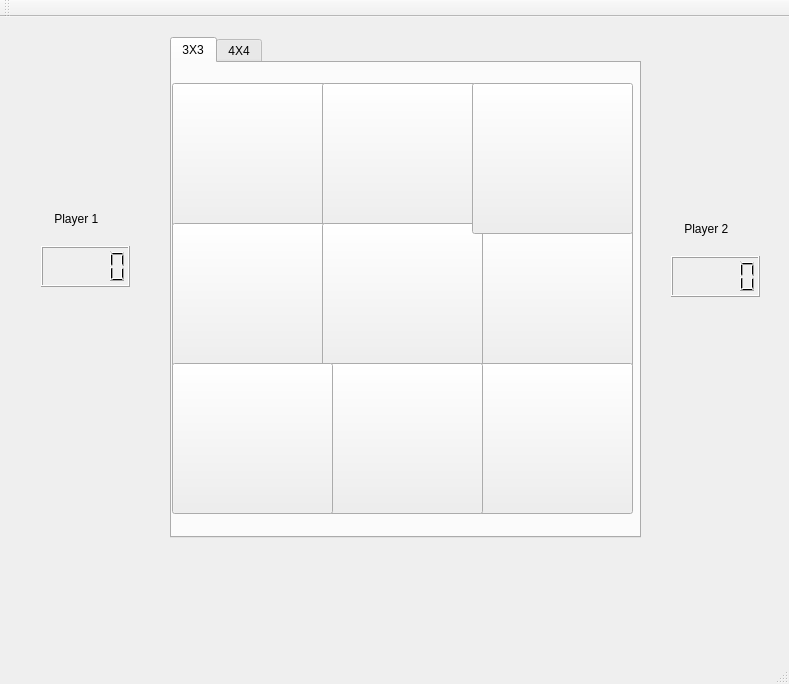
Old version of the form TicTacToe/tictactoe.ui in the repository ukmerry/PI0C-Final-Project.
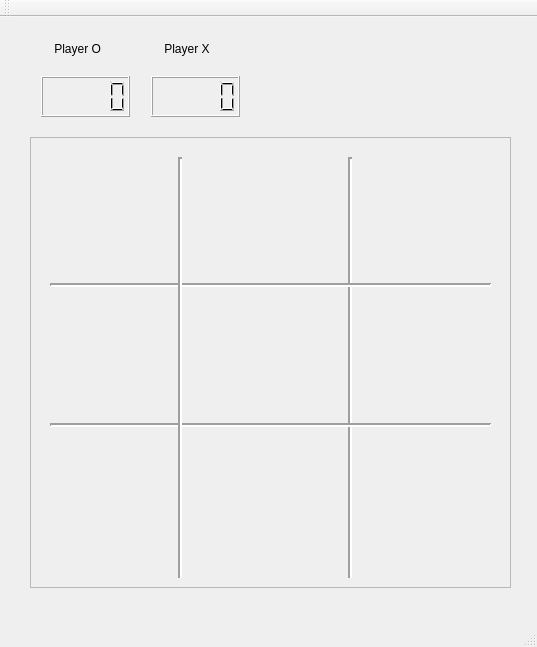
New version of the form.

The edit to the form file:
```diff
--- a/TicTacToe/tictactoe.ui
+++ b/TicTacToe/tictactoe.ui
@@ -6,159 +6,22 @@
    <rect>
     <x>0</x>
     <y>0</y>
-    <width>789</width>
-    <height>684</height>
+    <width>537</width>
+    <height>647</height>
    </rect>
   </property>
   <property name="windowTitle">
    <string>TicTacToe</string>
   </property>
+  <property name="tabShape">
+   <enum>QTabWidget::Rounded</enum>
+  </property>
   <widget class="QWidget" name="centralWidget">
-   <widget class="QTabWidget" name="tabWidget">
-    <property name="geometry">
-     <rect>
-      <x>170</x>
-      <y>20</y>
-      <width>471</width>
-      <height>501</height>
-     </rect>
-    </property>
-    <property name="currentIndex">
-     <number>0</number>
-    </property>
-    <widget class="QWidget" name="tab">
-     <attribute name="title">
-      <string>3X3</string>
-     </attribute>
-     <widget class="QPushButton" name="pushButton_1">
-      <property name="geometry">
-       <rect>
-        <x>0</x>
-        <y>20</y>
-        <width>161</width>
-        <height>151</height>
-       </rect>
-      </property>
-      <property name="text">
-       <string/>
-      </property>
-     </widget>
-     <widget class="QPushButton" name="pushButton_2">
-      <property name="geometry">
-       <rect>
-        <x>150</x>
-        <y>20</y>
-        <width>161</width>
-        <height>151</height>
-       </rect>
-      </property>
-      <property name="text">
-       <string/>
-      </property>
-     </widget>
-     <widget class="QPushButton" name="pushButton_4">
-      <property name="geometry">
-       <rect>
-        <x>0</x>
-        <y>160</y>
-        <width>161</width>
-        <height>151</height>
-       </rect>
-      </property>
-      <property name="text">
-       <string/>
-      </property>
-     </widget>
-     <widget class="QPushButton" name="pushButton_6">
-      <property name="geometry">
-       <rect>
-        <x>300</x>
-        <y>160</y>
-        <width>161</width>
-        <height>151</height>
-       </rect>
-      </property>
-      <property name="text">
-       <string/>
-      </property>
-     </widget>
-     <widget class="QPushButton" name="pushButton_5">
-      <property name="geometry">
-       <rect>
-        <x>150</x>
-        <y>160</y>
-        <width>161</width>
-        <height>151</height>
-       </rect>
-      </property>
-      <property name="text">
-       <string/>
-      </property>
-     </widget>
-     <widget class="QPushButton" name="pushButton_3">
-      <property name="geometry">
-       <rect>
-        <x>300</x>
-        <y>20</y>
-        <width>161</width>
-        <height>151</height>
-       </rect>
-      </property>
-      <property name="text">
-       <string/>
-      </property>
-     </widget>
-     <widget class="QPushButton" name="pushButton_9">
-      <property name="geometry">
-       <rect>
-        <x>300</x>
-        <y>300</y>
-        <width>161</width>
-        <height>151</height>
-       </rect>
-      </property>
-      <property name="text">
-       <string/>
-      </property>
-     </widget>
-     <widget class="QPushButton" name="pushButton_8">
-      <property name="geometry">
-       <rect>
-        <x>150</x>
-        <y>300</y>
-        <width>161</width>
-        <height>151</height>
-       </rect>
-      </property>
-      <property name="text">
-       <string/>
-      </property>
-     </widget>
-     <widget class="QPushButton" name="pushButton_7">
-      <property name="geometry">
-       <rect>
-        <x>0</x>
-        <y>300</y>
-        <width>161</width>
-        <height>151</height>
-       </rect>
-      </property>
-      <property name="text">
-       <string/>
-      </property>
-     </widget>
-    </widget>
-    <widget class="QWidget" name="tab_2">
-     <attribute name="title">
-      <string>4X4</string>
-     </attribute>
-    </widget>
-   </widget>
    <widget class="QLabel" name="label">
     <property name="geometry">
      <rect>
-      <x>260</x>
-      <y>540</y>
+      <x>250</x>
+      <y>20</y>
       <width>261</width>
       <height>71</height>
      </rect>
@@ -182,8 +45,8 @@
    <widget class="QWidget" name="layoutWidget">
     <property name="geometry">
      <rect>
-      <x>660</x>
-      <y>180</y>
+      <x>140</x>
+      <y>0</y>
       <width>111</width>
       <height>111</height>
      </rect>
@@ -192,7 +55,7 @@
      <item>
       <widget class="QLabel" name="label_3">
        <property name="text">
-        <string>    Player 2</string>
+        <string>    Player X</string>
        </property>
       </widget>
      </item>
@@ -201,11 +64,275 @@
      </item>
     </layout>
    </widget>
+   <widget class="QFrame" name="frame">
+    <property name="enabled">
+     <bool>true</bool>
+    </property>
+    <property name="geometry">
+     <rect>
+      <x>30</x>
+      <y>120</y>
+      <width>481</width>
+      <height>451</height>
+     </rect>
+    </property>
+    <property name="cursor">
+     <cursorShape>PointingHandCursor</cursorShape>
+    </property>
+    <property name="styleSheet">
+     <string notr="true"/>
+    </property>
+    <property name="frameShape">
+     <enum>QFrame::StyledPanel</enum>
+    </property>
+    <property name="frameShadow">
+     <enum>QFrame::Sunken</enum>
+    </property>
+    <property name="lineWidth">
+     <number>2</number>
+    </property>
+    <widget class="QPushButton" name="pushButton_1">
+     <property name="geometry">
+      <rect>
+       <x>10</x>
+       <y>10</y>
+       <width>141</width>
+       <height>131</height>
+      </rect>
+     </property>
+     <property name="cursor">
+      <cursorShape>ArrowCursor</cursorShape>
+     </property>
+     <property name="mouseTracking">
+      <bool>false</bool>
+     </property>
+     <property name="autoFillBackground">
+      <bool>false</bool>
+     </property>
+     <property name="styleSheet">
+      <string notr="true">border:none</string>
+     </property>
+     <property name="text">
+      <string/>
+     </property>
+    </widget>
+    <widget class="QPushButton" name="pushButton_2">
+     <property name="geometry">
+      <rect>
+       <x>170</x>
+       <y>10</y>
+       <width>141</width>
+       <height>131</height>
+      </rect>
+     </property>
+     <property name="styleSheet">
+      <string notr="true">border:none</string>
+     </property>
+     <property name="text">
+      <string/>
+     </property>
+    </widget>
+    <widget class="QPushButton" name="pushButton_3">
+     <property name="geometry">
+      <rect>
+       <x>330</x>
+       <y>10</y>
+       <width>141</width>
+       <height>131</height>
+      </rect>
+     </property>
+     <property name="styleSheet">
+      <string notr="true">border:none</string>
+     </property>
+     <property name="text">
+      <string/>
+     </property>
+    </widget>
+    <widget class="QPushButton" name="pushButton_4">
+     <property name="geometry">
+      <rect>
+       <x>10</x>
+       <y>150</y>
+       <width>141</width>
+       <height>131</height>
+      </rect>
+     </property>
+     <property name="styleSheet">
+      <string notr="true">border:none</string>
+     </property>
+     <property name="text">
+      <string/>
+     </property>
+    </widget>
+    <widget class="QPushButton" name="pushButton_5">
+     <property name="geometry">
+      <rect>
+       <x>170</x>
+       <y>150</y>
+       <width>141</width>
+       <height>131</height>
+      </rect>
+     </property>
+     <property name="styleSheet">
+      <string notr="true">border:none</string>
+     </property>
+     <property name="text">
+      <string/>
+     </property>
+    </widget>
+    <widget class="QPushButton" name="pushButton_6">
+     <property name="geometry">
+      <rect>
+       <x>330</x>
+       <y>150</y>
+       <width>141</width>
+       <height>131</height>
+      </rect>
+     </property>
+     <property name="styleSheet">
+      <string notr="true">border:none</string>
+     </property>
+     <property name="text">
+      <string/>
+     </property>
+    </widget>
+    <widget class="QPushButton" name="pushButton_7">
+     <property name="geometry">
+      <rect>
+       <x>10</x>
+       <y>290</y>
+       <width>141</width>
+       <height>141</height>
+      </rect>
+     </property>
+     <property name="styleSheet">
+      <string notr="true">border:none</string>
+     </property>
+     <property name="text">
+      <string/>
+     </property>
+    </widget>
+    <widget class="QPushButton" name="pushButton_8">
+     <property name="geometry">
+      <rect>
+       <x>170</x>
+       <y>290</y>
+       <width>141</width>
+       <height>141</height>
+      </rect>
+     </property>
+     <property name="styleSheet">
+      <string notr="true">border:none</string>
+     </property>
+     <property name="text">
+      <string/>
+     </property>
+    </widget>
+    <widget class="QPushButton" name="pushButton_9">
+     <property name="geometry">
+      <rect>
+       <x>330</x>
+       <y>290</y>
+       <width>141</width>
+       <height>141</height>
+      </rect>
+     </property>
+     <property name="styleSheet">
+      <string notr="true">border:none</string>
+     </property>
+     <property name="text">
+      <string/>
+     </property>
+    </widget>
+    <widget class="Line" name="line">
+     <property name="geometry">
+      <rect>
+       <x>20</x>
+       <y>140</y>
+       <width>441</width>
+       <height>16</height>
+      </rect>
+     </property>
+     <property name="lineWidth">
+      <number>2</number>
+     </property>
+     <property name="orientation">
+      <enum>Qt::Horizontal</enum>
+     </property>
+    </widget>
+    <widget class="Line" name="line_2">
+     <property name="geometry">
+      <rect>
+       <x>20</x>
+       <y>280</y>
+       <width>441</width>
+       <height>16</height>
+      </rect>
+     </property>
+     <property name="lineWidth">
+      <number>2</number>
+     </property>
+     <property name="orientation">
+      <enum>Qt::Horizontal</enum>
+     </property>
+    </widget>
+    <widget class="Line" name="line_4">
+     <property name="geometry">
+      <rect>
+       <x>310</x>
+       <y>20</y>
+       <width>20</width>
+       <height>421</height>
+      </rect>
+     </property>
+     <property name="styleSheet">
+      <string notr="true">b</string>
+     </property>
+     <property name="lineWidth">
+      <number>2</number>
+     </property>
+     <property name="orientation">
+      <enum>Qt::Vertical</enum>
+     </property>
+    </widget>
+    <widget class="Line" name="line_5">
+     <property name="geometry">
+      <rect>
+       <x>140</x>
+       <y>20</y>
+       <width>20</width>
+       <height>421</height>
+      </rect>
+     </property>
+     <property name="styleSheet">
+      <string notr="true">b</string>
+     </property>
+     <property name="lineWidth">
+      <number>2</number>
+     </property>
+     <property name="orientation">
+      <enum>Qt::Vertical</enum>
+     </property>
+    </widget>
+    <zorder>line_4</zorder>
+    <zorder>line</zorder>
+    <zorder>line_2</zorder>
+    <zorder>pushButton_1</zorder>
+    <zorder>pushButton_2</zorder>
+    <zorder>pushButton_3</zorder>
+    <zorder>pushButton_4</zorder>
+    <zorder>pushButton_5</zorder>
+    <zorder>pushButton_6</zorder>
+    <zorder>pushButton_7</zorder>
+    <zorder>pushButton_8</zorder>
+    <zorder>pushButton_9</zorder>
+    <zorder>line_5</zorder>
+   </widget>
    <widget class="QWidget" name="">
     <property name="geometry">
      <rect>
       <x>30</x>
-      <y>170</y>
+      <y>0</y>
       <width>111</width>
       <height>111</height>
      </rect>
@@ -214,7 +341,7 @@
      <item>
       <widget class="QLabel" name="label_2">
        <property name="text">
-        <string>    Player 1</string>
+        <string>    Player O</string>
        </property>
       </widget>
      </item>
```
Left out of the diff: 2 changed lines with no effect on the pictures.
